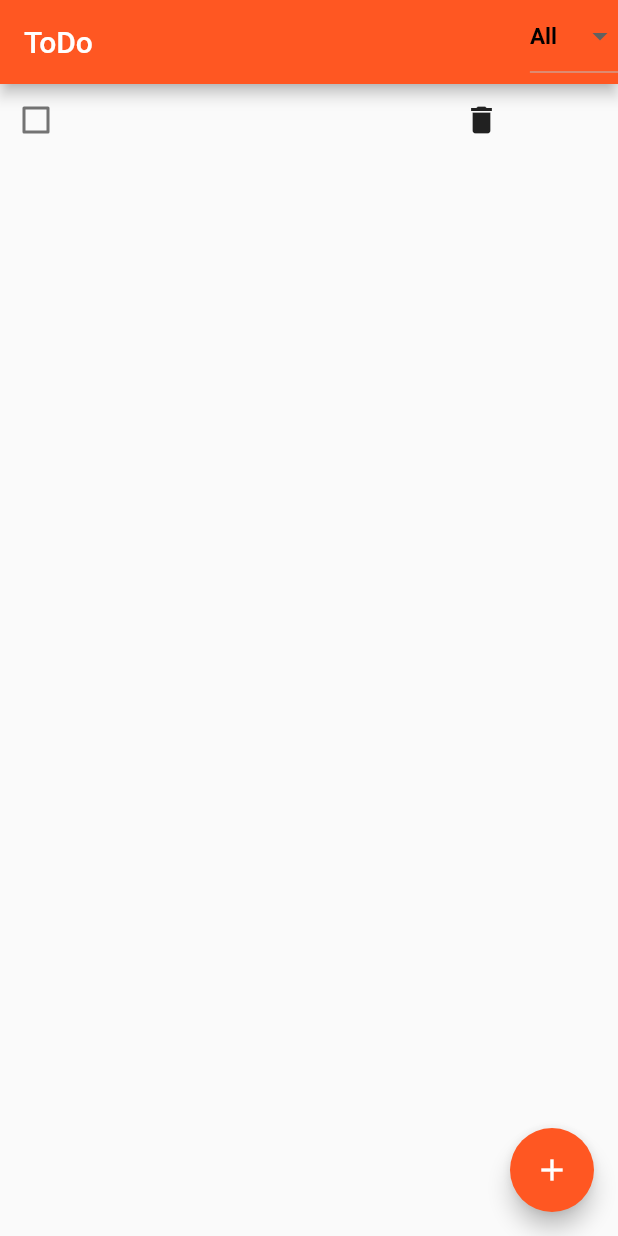
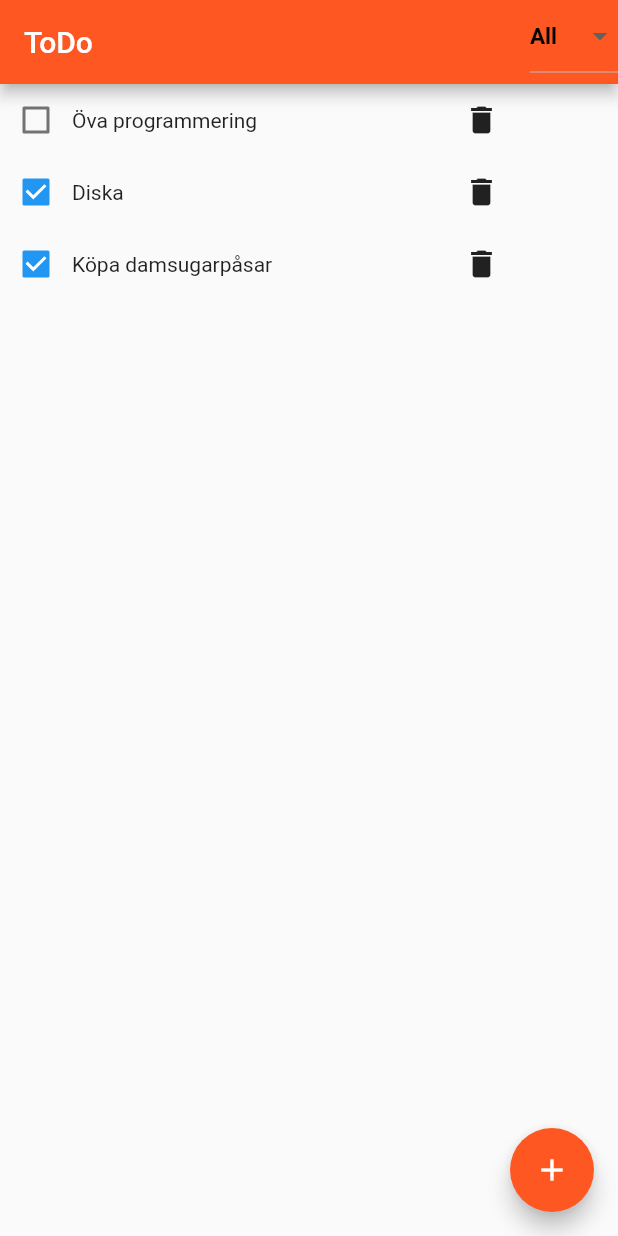
Before and after one commit to gu-tig169/gusfilax, a Flutter app: the screen it shows after launch, on a phone screen of 412 x 824 dp. Run offline on Flutter 3.47's test engine with Material 2 defaults, Android fonts, the phone set to English and light mode, and no system bars.

Commit message:
UI helt klart

```diff
--- a/lib/main.dart
+++ b/lib/main.dart
@@ -15,9 +15,6 @@ class ToDoApp extends StatefulWidget {
 }
 
 class ToDoAppState extends State<ToDoApp> {
-  var checkBoxValue = false;
-  var checkBoxValue_2 = false;
-
   String value;
   ToDoAppState(this.value);
   @override
@@ -30,11 +27,15 @@ class ToDoAppState extends State<ToDoApp> {
           MyDropdownWidget(),
         ],
       ),
-      body: _item(),
+      body: _toDoList(),
+      // _iconRow(true, value),
+
+      // _iconRow(true, value),
       floatingActionButton: FloatingActionButton(
         backgroundColor: Colors.deepOrange,
         onPressed: () {
           Navigator.push(
+            // async()
             context,
             MaterialPageRoute(builder: (context) => ToDoInput()),
           );
@@ -44,22 +45,26 @@ class ToDoAppState extends State<ToDoApp> {
     );
   }
 
-  Widget _item() {
+  Widget _toDoList() {
+    return ListView(
+      children: [
+        _iconRow(false, "Öva programmering"),
+        _iconRow(true, "Diska"),
+        _iconRow(true, "Köpa damsugarpåsar"),
+      ],
+    );
+  }
+
+  Widget _iconRow(checkBoxValue, text) {
     return Row(
       children: [
         Checkbox(
-            value: checkBoxValue,
-            onChanged: (bool value) {
-              setState(() {
-                checkBoxValue = value;
-              });
-            }),
+          value: checkBoxValue,
+          onChanged: (asdlk) {},
+        ),
         Expanded(
-          child: value == null
-              ? Text("")
-              : Text(
-                  value,
-                ),
+          child: Text(text),
+          // value == null ? Text("") : Text(text),
         ),
         Expanded(
             child: IconButton(
@@ -116,7 +121,6 @@ class ToDoInput extends StatefulWidget {
 }
 
 class ToDoInputState extends State<ToDoInput> {
-  // List<String> values = ["köpa sylt", "köpa honung"];
   String value;
   @override
   Widget build(BuildContext context) {
@@ -147,6 +151,7 @@ class ToDoInputState extends State<ToDoInput> {
                   icon: Icon(Icons.add),
                   onPressed: () {
                     Navigator.of(context).push(
+                      // value
                       MaterialPageRoute(
                         builder: (context) => ToDoApp(value: value),
                       ),
```
